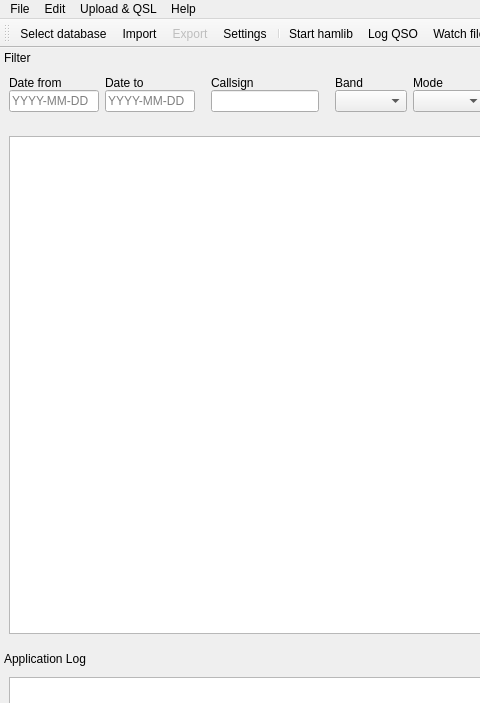
Above: ui_files/DragonLog_MainWindow.ui from gitandy/DragonLog before the change; both pictures show x 0 to 480 and y 0 to 703 of the 1286 by 900 pixel window. Below: the same form after it.
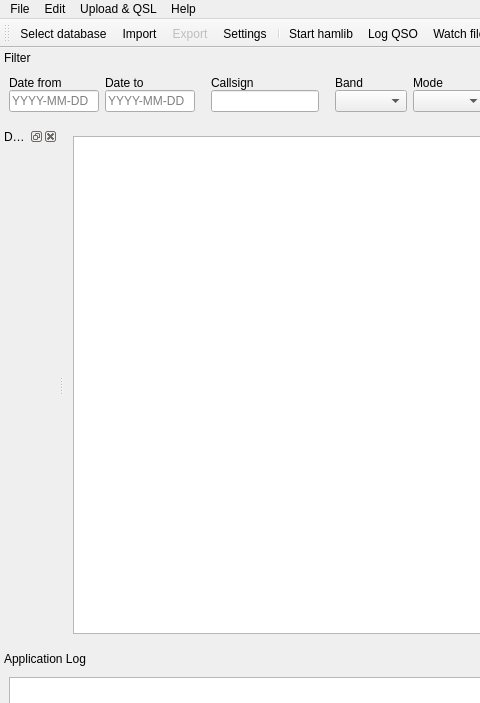
That is the form after the change. Icons and pictures are not drawn.

Commit message: Added basic DX spots

What changed in the file:
```diff
--- a/ui_files/DragonLog_MainWindow.ui
+++ b/ui_files/DragonLog_MainWindow.ui
@@ -448,6 +448,18 @@
     </property>
    </widget>
   </widget>
+  <widget class="QDockWidget" name="dxSpotsDockWidget">
+   <property name="allowedAreas">
+    <set>Qt::LeftDockWidgetArea|Qt::RightDockWidgetArea</set>
+   </property>
+   <property name="windowTitle">
+    <string>DX Spots</string>
+   </property>
+   <attribute name="dockWidgetArea">
+    <number>1</number>
+   </attribute>
+   <widget class="QWidget" name="dockWidgetContents"/>
+  </widget>
   <action name="actionLog_QSO">
    <property name="icon">
     <iconset>
```
Left out of the diff: 25 changed lines with no effect on the pictures. The commit also changes 8 other files.
